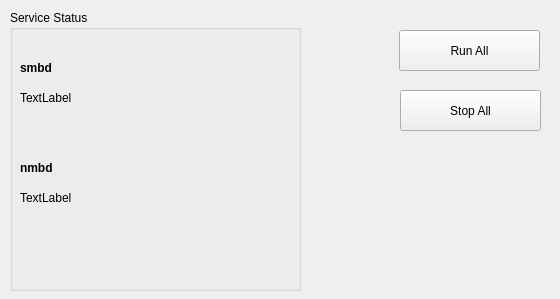
Before: the Qt Designer form mainwindow.ui in pgc062020/SambaRunner, drawn with Qt 5.
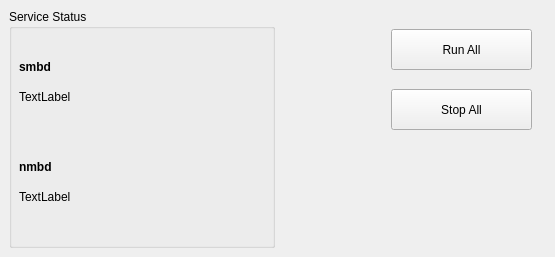
After: the same form once the commit is applied.

```diff
--- a/mainwindow.ui
+++ b/mainwindow.ui
@@ -6,8 +6,8 @@
    <rect>
     <x>0</x>
     <y>0</y>
-    <width>560</width>
-    <height>299</height>
+    <width>555</width>
+    <height>257</height>
    </rect>
   </property>
   <property name="sizePolicy">
@@ -20,41 +20,9 @@
    <string>MainWindow</string>
   </property>
   <widget class="QWidget" name="centralwidget">
-   <widget class="QPushButton" name="pushButton">
-    <property name="geometry">
-     <rect>
-      <x>399</x>
-      <y>30</y>
-      <width>141</width>
-      <height>41</height>
-     </rect>
-    </property>
-    <property name="text">
-     <string>Run All</string>
-    </property>
-   </widget>
-   <widget class="QPushButton" name="pushButton_2">
-    <property name="geometry">
-     <rect>
-      <x>400</x>
-      <y>90</y>
-      <width>141</width>
-      <height>41</height>
-     </rect>
-    </property>
-    <property name="text">
-     <string>Stop All</string>
-    </property>
-   </widget>
+   <layout class="QHBoxLayout" name="horizontalLayout">
+    <item>
    <widget class="QGroupBox" name="groupBox">
-    <property name="geometry">
-     <rect>
-      <x>10</x>
-      <y>10</y>
-      <width>291</width>
-      <height>281</height>
-     </rect>
-    </property>
     <property name="title">
      <string>Service Status</string>
     </property>
@@ -111,6 +79,38 @@
      </property>
     </widget>
    </widget>
+    </item>
+    <item>
+     <widget class="QWidget" name="widget" native="true">
+      <widget class="QPushButton" name="pushButton">
+       <property name="geometry">
+        <rect>
+         <x>110</x>
+         <y>20</y>
+         <width>141</width>
+         <height>41</height>
+        </rect>
+       </property>
+       <property name="text">
+        <string>Run All</string>
+       </property>
+      </widget>
+      <widget class="QPushButton" name="pushButton_2">
+       <property name="geometry">
+        <rect>
+         <x>110</x>
+         <y>80</y>
+         <width>141</width>
+         <height>41</height>
+        </rect>
+       </property>
+       <property name="text">
+        <string>Stop All</string>
+       </property>
+      </widget>
+     </widget>
+    </item>
+   </layout>
   </widget>
  </widget>
  <resources/>
```
Lines whose indentation alone changed are shown as unchanged.
